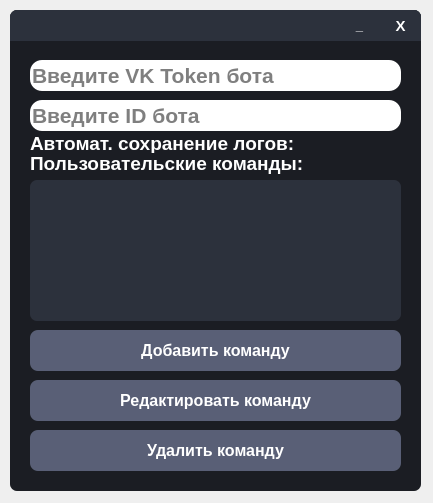
Old version of the form VK_Bot/Main_Window/Settings_Panel_Window/settings_panel_window.ui in the repository otaboyevsardorbek1/VK-Bot-ru.
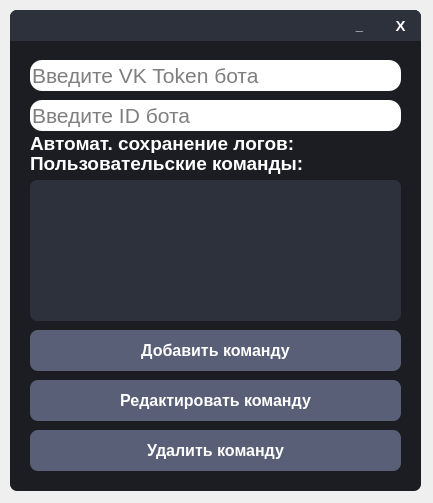
New version of the form. Icons and pictures are not drawn.

The edit to the form file:
```diff
--- a/VK_Bot/Main_Window/Settings_Panel_Window/settings_panel_window.ui
+++ b/VK_Bot/Main_Window/Settings_Panel_Window/settings_panel_window.ui
@@ -198,8 +198,8 @@
     <property name="font">
      <font>
       <pointsize>16</pointsize>
-      <weight>75</weight>
-      <bold>true</bold>
+      <weight>50</weight>
+      <bold>false</bold>
      </font>
     </property>
     <property name="styleSheet">
@@ -242,8 +242,8 @@
     <property name="font">
      <font>
       <pointsize>16</pointsize>
-      <weight>75</weight>
-      <bold>true</bold>
+      <weight>50</weight>
+      <bold>false</bold>
      </font>
     </property>
     <property name="styleSheet">
```
